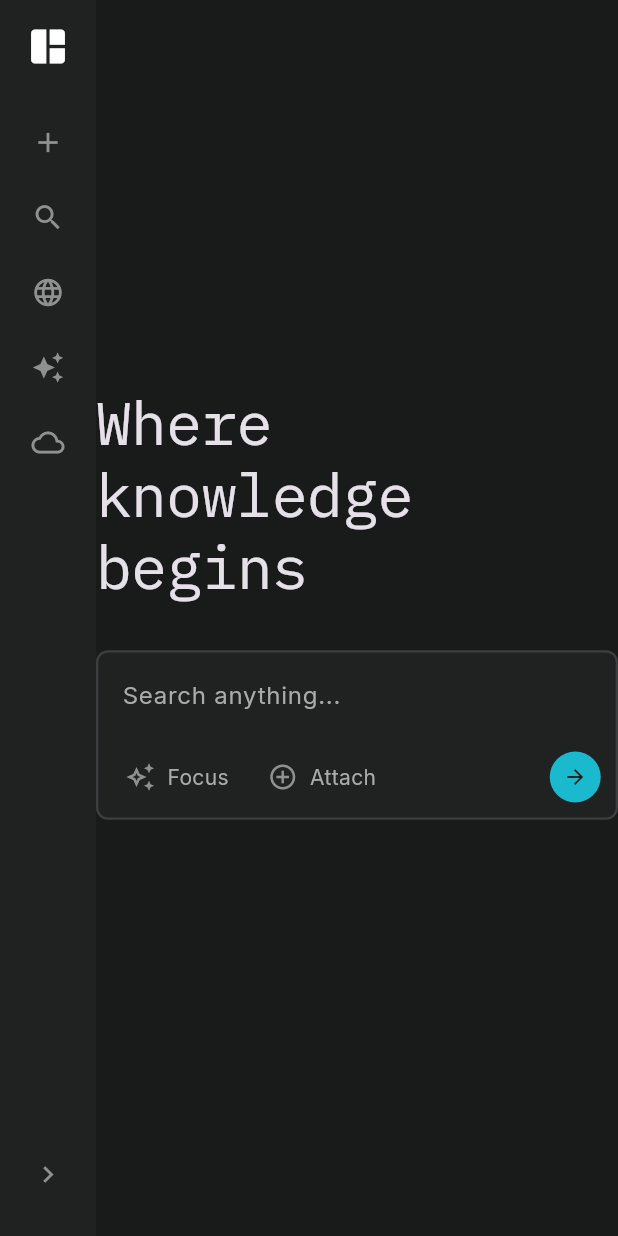
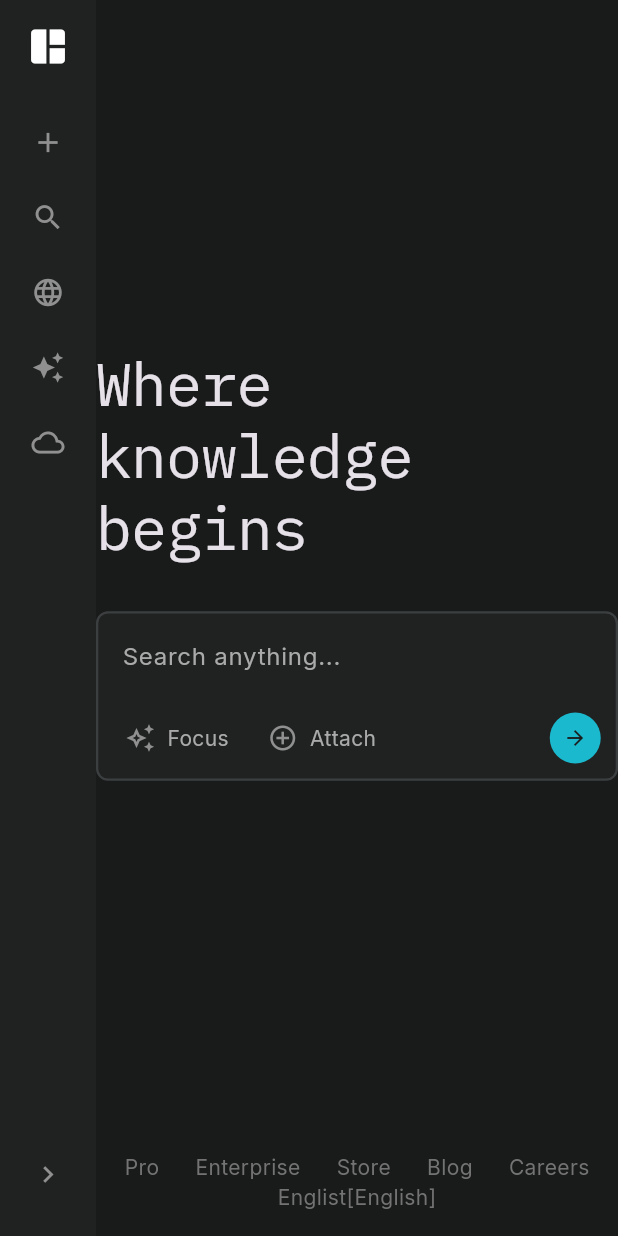
Before and after one commit to Ronnin-01/perplexity-clone, a Flutter app: the screen it shows after launch, on a phone screen of 412 x 824 dp. Run offline on Flutter 3.47's test engine with Material 3 defaults, Android fonts, the phone set to English and light mode, and no system bars; our stand-ins replace google_fonts.

```diff
--- a/lib/main.dart
+++ b/lib/main.dart
@@ -17,6 +17,9 @@ class MyApp extends StatelessWidget {
       title: 'Flutter Demo',
       theme: ThemeData(
         scaffoldBackgroundColor: AppColors.background,
+        colorScheme: ColorScheme.fromSeed(
+          seedColor: AppColors.submitButton,
+        ),
         textTheme: GoogleFonts.interTextTheme(
           ThemeData.dark().textTheme,
         ),
--- a/lib/pages/home_page.dart
+++ b/lib/pages/home_page.dart
@@ -1,4 +1,5 @@
 import 'package:flutter/material.dart';
+import 'package:perplexity_clone/theme/colors.dart';
 import 'package:perplexity_clone/widgets/search_section.dart';
 import 'package:perplexity_clone/widgets/side_bar.dart';
 
@@ -21,7 +22,74 @@ class HomePage extends StatelessWidget {
                 ),
                 //footer
                 Container(
-                  height: 20,
+                  padding: EdgeInsets.symmetric(
+                    vertical: 16,
+                  ),
+                  child: Wrap(
+                    alignment: WrapAlignment.center,
+                    children: [
+                      Padding(
+                        padding: EdgeInsets.symmetric(
+                          horizontal: 12,
+                        ),
+                        child: Text(
+                          'Pro',
+                          style: TextStyle(
+                              fontSize: 14, color: AppColors.footerGrey),
+                        ),
+                      ),
+                      Padding(
+                        padding: EdgeInsets.symmetric(
+                          horizontal: 12,
+                        ),
+                        child: Text(
+                          'Enterprise',
+                          style: TextStyle(
+                              fontSize: 14, color: AppColors.footerGrey),
+                        ),
+                      ),
+                      Padding(
+                        padding: EdgeInsets.symmetric(
+                          horizontal: 12,
+                        ),
+                        child: Text(
+                          'Store',
+                          style: TextStyle(
+                              fontSize: 14, color: AppColors.footerGrey),
+                        ),
+                      ),
+                      Padding(
+                        padding: EdgeInsets.symmetric(
+                          horizontal: 12,
+                        ),
+                        child: Text(
+                          'Blog',
+                          style: TextStyle(
+                              fontSize: 14, color: AppColors.footerGrey),
+                        ),
+                      ),
+                      Padding(
+                        padding: EdgeInsets.symmetric(
+                          horizontal: 12,
+                        ),
+                        child: Text(
+                          'Careers',
+                          style: TextStyle(
+                              fontSize: 14, color: AppColors.footerGrey),
+                        ),
+                      ),
+                      Padding(
+                        padding: EdgeInsets.symmetric(
+                          horizontal: 12,
+                        ),
+                        child: Text(
+                          'Englist[English]',
+                          style: TextStyle(
+                              fontSize: 14, color: AppColors.footerGrey),
+                        ),
+                      ),
+                    ],
+                  ),
                 ),
               ],
             ),
```
Also changed, not shown: 2 other files.
